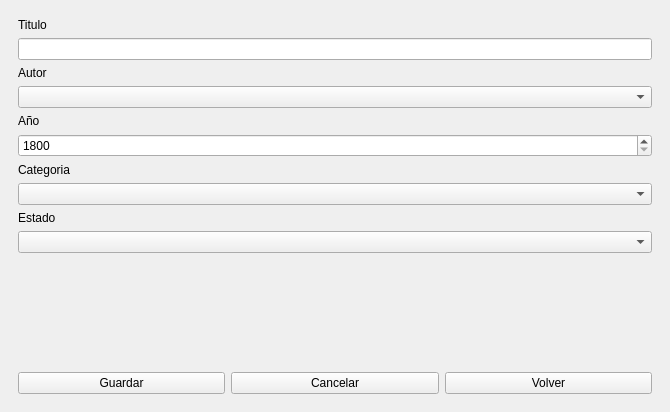
The window that ui/main.ui (ElNeaIsLove/Biblioteca) describes before a commit, drawn with Qt 5.
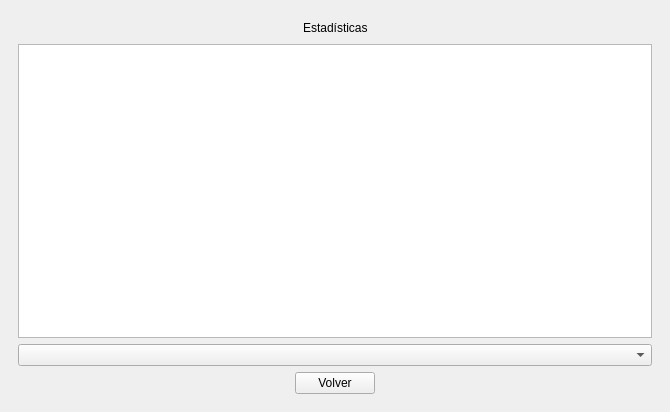
The same window after the commit. The open tabs and pages were chosen to show the change.

Commit message: Funcion de estadisticas agregada

```diff
--- a/ui/main.ui
+++ b/ui/main.ui
@@ -511,16 +511,6 @@
             <item>
              <widget class="QComboBox" name="comboBox_4"/>
             </item>
-            <item>
-             <widget class="QLabel" name="label_11">
-              <property name="text">
-               <string>Estado</string>
-              </property>
-             </widget>
-            </item>
-            <item>
-             <widget class="QComboBox" name="comboBox_5"/>
-            </item>
             <item>
              <spacer name="verticalSpacer_6">
               <property name="orientation">
@@ -765,6 +755,97 @@
         </item>
        </layout>
       </widget>
+      <widget class="QWidget" name="Estadisticas">
+       <layout class="QVBoxLayout" name="verticalLayout_16">
+        <item>
+         <layout class="QHBoxLayout" name="horizontalLayout_14">
+          <item>
+           <spacer name="horizontalSpacer_3">
+            <property name="orientation">
+             <enum>Qt::Horizontal</enum>
+            </property>
+            <property name="sizeHint" stdset="0">
+             <size>
+              <width>40</width>
+              <height>20</height>
+             </size>
+            </property>
+           </spacer>
+          </item>
+          <item>
+           <widget class="QLabel" name="Tetolo">
+            <property name="text">
+             <string>Estadísticas</string>
+            </property>
+           </widget>
+          </item>
+          <item>
+           <spacer name="horizontalSpacer_4">
+            <property name="orientation">
+             <enum>Qt::Horizontal</enum>
+            </property>
+            <property name="sizeHint" stdset="0">
+             <size>
+              <width>40</width>
+              <height>20</height>
+             </size>
+            </property>
+           </spacer>
+          </item>
+         </layout>
+        </item>
+        <item>
+         <layout class="QVBoxLayout" name="verticalLayout_15">
+          <property name="spacing">
+           <number>6</number>
+          </property>
+          <item>
+           <widget class="QTableWidget" name="tableWidget_3"/>
+          </item>
+          <item>
+           <widget class="QComboBox" name="comboBox_7"/>
+          </item>
+          <item>
+           <layout class="QHBoxLayout" name="horizontalLayout_16">
+            <item>
+             <spacer name="horizontalSpacer_6">
+              <property name="orientation">
+               <enum>Qt::Horizontal</enum>
+              </property>
+              <property name="sizeHint" stdset="0">
+               <size>
+                <width>40</width>
+                <height>20</height>
+               </size>
+              </property>
+             </spacer>
+            </item>
+            <item>
+             <widget class="QPushButton" name="pushButton_27">
+              <property name="text">
+               <string>Volver</string>
+              </property>
+             </widget>
+            </item>
+            <item>
+             <spacer name="horizontalSpacer_5">
+              <property name="orientation">
+               <enum>Qt::Horizontal</enum>
+              </property>
+              <property name="sizeHint" stdset="0">
+               <size>
+                <width>40</width>
+                <height>20</height>
+               </size>
+              </property>
+             </spacer>
+            </item>
+           </layout>
+          </item>
+         </layout>
+        </item>
+       </layout>
+      </widget>
      </widget>
     </item>
    </layout>
```
Left out of the diff: 9 changed lines with no effect on the pictures. The commit also changes 11 other files.
